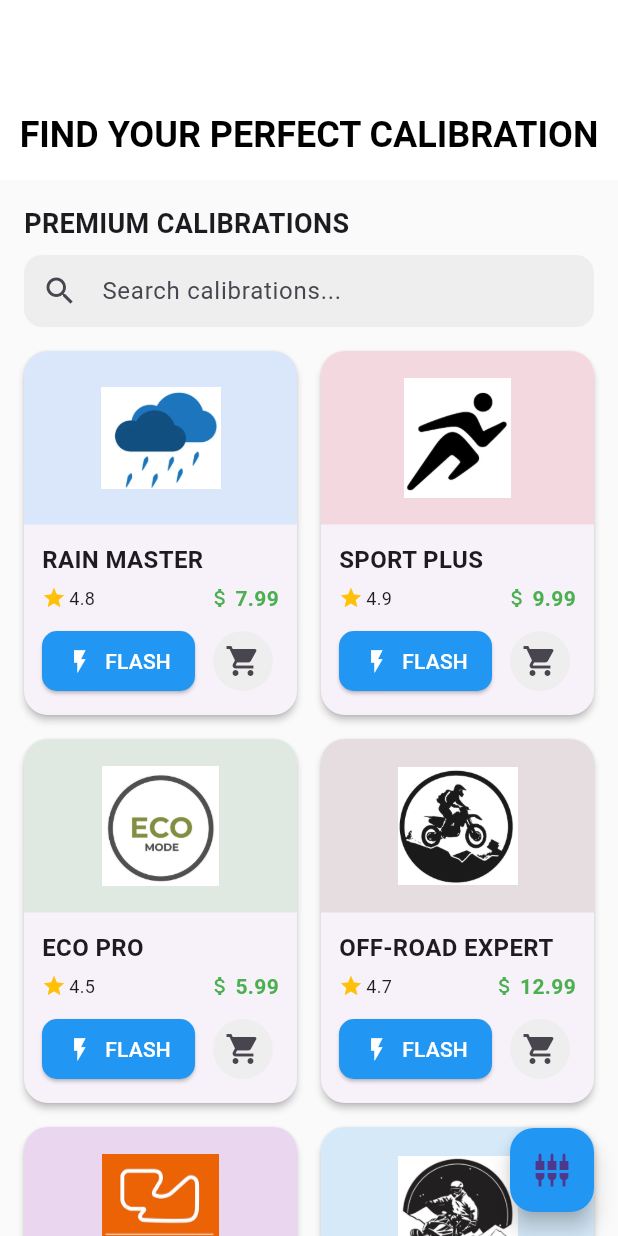
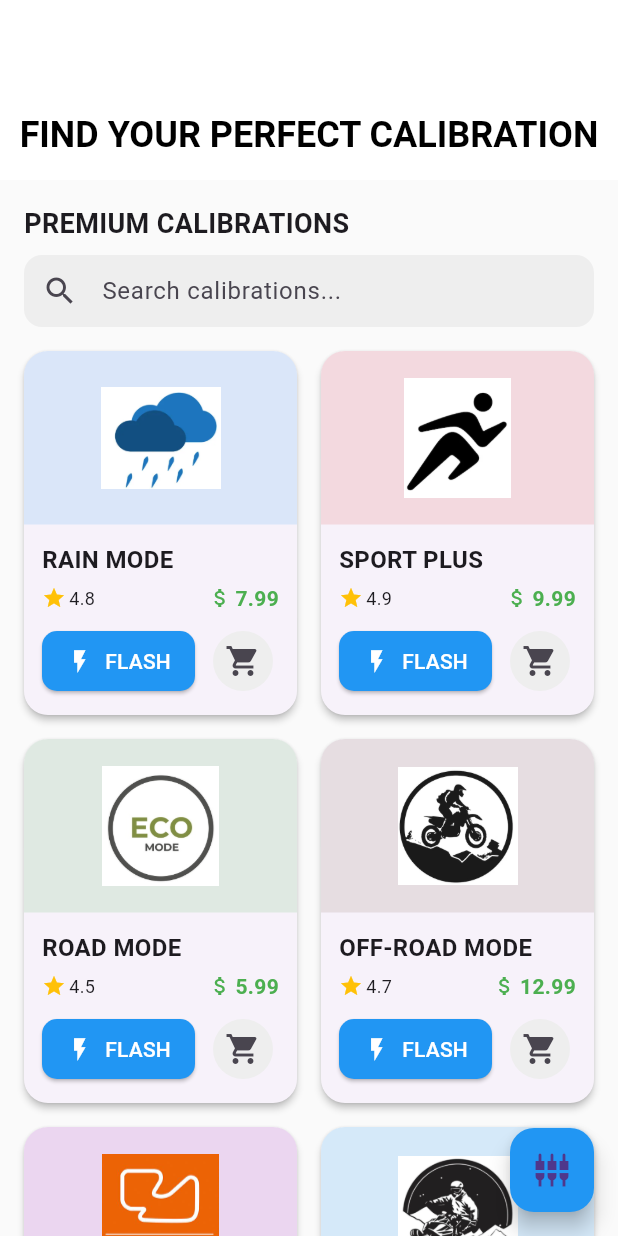
Before and after one commit to srirammohan2002/calibrationshop, a Flutter app: the screen it shows after launch, on a phone screen of 412 x 824 dp. Run offline on Flutter 3.47's test engine with Material 3 defaults, Android fonts, the phone set to English and light mode, and no system bars; drawn by our look-alikes of flutter_animate; Roboto replaces fonts that are missing (Poppins).

Commit message:
Update main.dart

```diff
--- a/lib/main.dart
+++ b/lib/main.dart
@@ -116,10 +116,10 @@ class _HomeScreenState extends State<HomeScreen> {
   List<CalibrationFile> files = [
     CalibrationFile(
       id: '1',
-      name: 'RAIN MASTER',
+      name: 'RAIN MODE',
       description: 'Enhanced wet traction & stability control',
       price: 7.99,
-      hexUrl: 'https://your-supabase-url.com/rain_mode.hex',
+      hexUrl: 'https://raw.githubusercontent.com/srirammohan2002/ESP32_HEX_Files/refs/heads/main/Rain_cal.hex',
       image: 'assets/rain_mode.png',
       color: const Color(0xFF64B5F6),
       rating: 4.8,
@@ -138,10 +138,10 @@ class _HomeScreenState extends State<HomeScreen> {
     ),
     CalibrationFile(
       id: '3',
-      name: 'ECO PRO',
+      name: 'ROAD MODE',
       description: 'Fuel efficiency optimized up to 15% savings',
       price: 5.99,
-      hexUrl: 'https://your-supabase-url.com/eco_mode.hex',
+      hexUrl: 'https://raw.githubusercontent.com/srirammohan2002/ESP32_HEX_Files/refs/heads/main/Road_cal.hex',
       image: 'assets/eco_mode.png',
       color: const Color(0xFF81C784),
       rating: 4.5,
@@ -149,10 +149,10 @@ class _HomeScreenState extends State<HomeScreen> {
     ),
     CalibrationFile(
       id: '4',
-      name: 'OFF-ROAD EXPERT',
+      name: 'OFF-ROAD MODE',
       description: 'Rock crawl mode with torque vectoring enhancement',
       price: 12.99,
-      hexUrl: 'https://cchmdnjgncvhwfgwddtd.supabase.co/storage/v1/object/sign/calibration.file/off_road_cal%20%20Modified.hex?token=eyJhbGciOiJIUzI1NiIsInR5cCI6IkpXVCIsImtpZCI6InN0b3JhZ2UtdXJsLXNpZ25pbmcta2V5X2I0NTQ3NjkzLTI3NjAtNDFkZi04ZjI3LWM3NWI2NzIzZTI2MSJ9.eyJ1cmwiOiJjYWxpYnJhdGlvbi5maWxlL29mZl9yb2FkX2NhbCAgTW9kaWZpZWQuaGV4IiwiaWF0IjoxNzQ1MjI0MDE3LCJleHAiOjE3NzY3NjAwMTd9.xJKto6dM7Na7HXr3qrDnWShErMEz47GoCW-2DM8hExo',
+      hexUrl: 'https://raw.githubusercontent.com/srirammohan2002/ESP32_HEX_Files/refs/heads/main/47c_Cycle_AT048_D1R0_1CH_2WS_DB229_JW01a_K125_12.7_deb027_Off_Road_cal.hex',
       image: 'assets/off_road_mode.png',
       color: const Color(0xFFA1887F),
       rating: 4.7,
```
